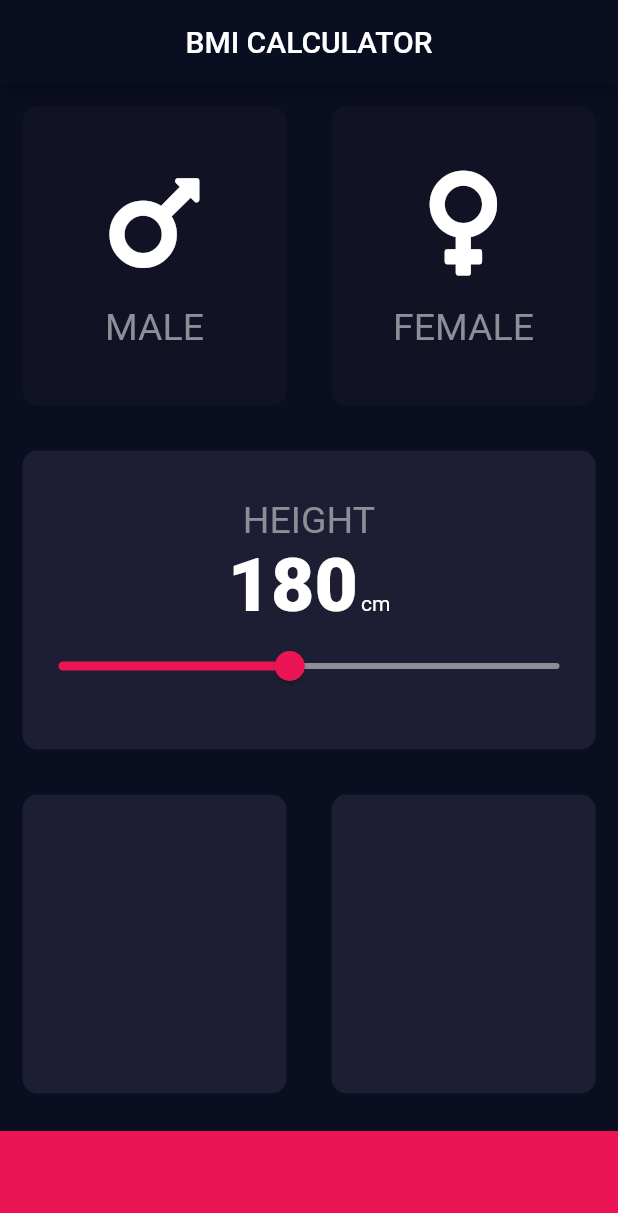
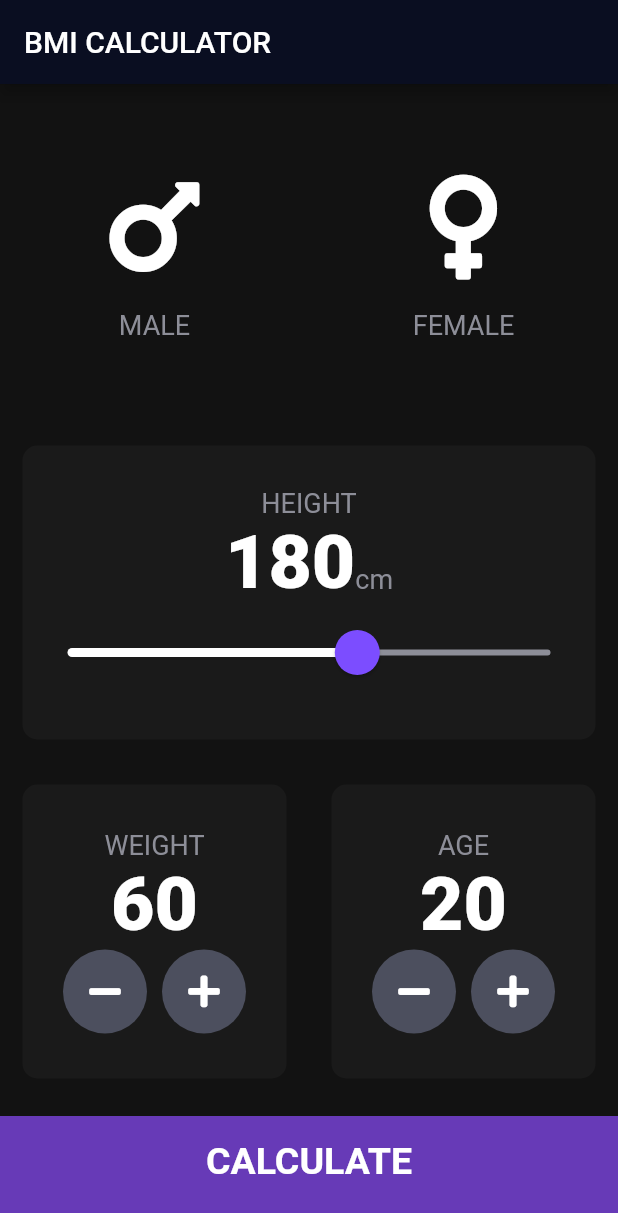
Before and after one commit to PruthviSooni/bmiCalculator, a Flutter app: the screen it shows after launch, on a phone screen of 412 x 824 dp. Shown: the top 1213 px of the screen. Run offline on Flutter 3.47's test engine with Material 2 defaults, Android fonts, the phone set to English and light mode, and no system bars; our stand-ins replace font_awesome_flutter.

Commit message:
Completed App

```diff
--- /dev/null
+++ b/lib/calculate-bmi.dart
@@ -0,0 +1,35 @@
+import 'dart:math';
+
+class CalculatorBrain {
+  CalculatorBrain({this.height, this.weight});
+
+  final int height;
+  final int weight;
+
+  double _bmi;
+
+  String calculateBMI() {
+    _bmi = weight / pow(height / 100, 2);
+    return _bmi.toStringAsFixed(1);
+  }
+
+  String getResult() {
+    if (_bmi >= 25) {
+      return 'Overweight';
+    } else if (_bmi > 18.5) {
+      return 'Normal';
+    } else {
+      return 'Underweight';
+    }
+  }
+
+  String getInterpretation() {
+    if (_bmi >= 25) {
+      return 'You have a higher than normal body weight. Try to exercise more.';
+    } else if (_bmi >= 18.5) {
+      return 'You have a normal body weight. Good job!';
+    } else {
+      return 'You have a lower than normal body weight. You can eat a bit more.';
+    }
+  }
+}
--- a/lib/constants.dart
+++ b/lib/constants.dart
@@ -1,14 +1,41 @@
 import 'package:flutter/material.dart';
 
-const kBottomContainerHeight = 70.00;
-const kBottomContainerColor = Color(0xFFeb1555);
-const kActiveCardColor = Color(0xFF1d1e33);
-const kInactiveCardColor = Color(0xFF111325);
-const kLabelStyle = TextStyle(
-  fontSize: 25,
-  color: Color(0xFF8d8e98),
+const kBottomContainerHeight = 80.0;
+const kActiveCardColour = Color(0xFF1a1a1a);
+const kInactiveCardColour = Color(0xFF121212);
+const kBottomContainerColour = Colors.deepPurple;
+
+const kLabelTextStyle = TextStyle(
+  fontSize: 18.0,
+  color: Color(0xFF8D8E98),
 );
-const kTextStyle = TextStyle(
-  fontSize: 50,
+
+const kNumberTextStyle = TextStyle(
+  fontSize: 50.0,
   fontWeight: FontWeight.w900,
 );
+
+const kLargeButtonTextStyle = TextStyle(
+  fontSize: 25.0,
+  fontWeight: FontWeight.bold,
+);
+
+const kTitleTextStyle = TextStyle(
+  fontSize: 50.0,
+  fontWeight: FontWeight.bold,
+);
+
+const kResultTextStyle = TextStyle(
+  color: Color(0xFF24D876),
+  fontSize: 22.0,
+  fontWeight: FontWeight.bold,
+);
+
+const kBMITextStyle = TextStyle(
+  fontSize: 100.0,
+  fontWeight: FontWeight.bold,
+);
+
+const kBodyTextStyle = TextStyle(
+  fontSize: 22.0,
+);
--- a/lib/main.dart
+++ b/lib/main.dart
@@ -13,11 +13,11 @@ class BMICalculator extends StatelessWidget {
       theme: ThemeData(
         brightness: Brightness.dark,
         primaryColor: Color(0xFF0A0E21),
-        scaffoldBackgroundColor: Color(0xFF0A0E21),
+        scaffoldBackgroundColor: Color(0xFF121212),
       ),
       darkTheme: ThemeData.dark().copyWith(
-        primaryColor: Color(0xFF0A0E21),
-        scaffoldBackgroundColor: Color(0xFF0A0E21),
+        primaryColor: Color(0xFF121212),
+        scaffoldBackgroundColor: Color(0xff121212),
       ),
       home: InputPage(),
     );
--- a/lib/screens/input-page.dart
+++ b/lib/screens/input-page.dart
@@ -1,9 +1,14 @@
 import 'package:bmi_calculator/constants.dart';
+import 'package:bmi_calculator/screens/result-page.dart';
+import 'package:bmi_calculator/widgets/bottom-button.dart';
 import 'package:bmi_calculator/widgets/icon_content.dart';
 import 'package:bmi_calculator/widgets/reusableCard.dart';
+import 'package:bmi_calculator/widgets/rounded-icons.dart';
 import 'package:flutter/cupertino.dart';
 import 'package:flutter/material.dart';
 import 'package:font_awesome_flutter/font_awesome_flutter.dart';
+
+import '../calculate-bmi.dart';
 
 enum Gender {
   male,
@@ -18,46 +23,98 @@ class InputPage extends StatefulWidget {
 class _InputPageState extends State<InputPage> {
   Gender selectedGender;
   int height = 180;
+  int weight = 60;
+  int age = 20;
+
   @override
   Widget build(BuildContext context) {
     return Scaffold(
       appBar: AppBar(
-        title: Text("BMI CALCULATOR"),
-        centerTitle: true,
+        title: Text('BMI CALCULATOR'),
       ),
       body: Column(
+        crossAxisAlignment: CrossAxisAlignment.stretch,
         children: <Widget>[
           Expanded(
               child: Row(
             children: <Widget>[
               Expanded(
                 child: ReusableCard(
-                    colour: selectedGender == Gender.male
-                        ? kActiveCardColor
-                        : kInactiveCardColor,
-                    cardChild: CardContent(
-                      title: "MALE",
-                      icon: FontAwesomeIcons.mars,
-                    ),
                   onTap: () {
                     setState(() {
                       selectedGender = Gender.male;
                     });
                   },
+                  colour: selectedGender == Gender.male
+                      ? kActiveCardColour
+                      : kInactiveCardColour,
+                  cardChild: CardContent(
+                    icon: FontAwesomeIcons.mars,
+                    title: 'MALE',
+                  ),
                 ),
               ),
               Expanded(
                 child: ReusableCard(
-                    colour: selectedGender == Gender.female
-                        ? kActiveCardColor
-                        : kInactiveCardColor,
-                    cardChild: CardContent(
-                      title: "FEMALE",
-                      icon: FontAwesomeIcons.venus,
-                    ),
                   onTap: () {
                     setState(() {
                       selectedGender = Gender.female;
+                    });
+                  },
+                  colour: selectedGender == Gender.female
+                      ? kActiveCardColour
+                      : kInactiveCardColour,
+                  cardChild: CardContent(
+                    icon: FontAwesomeIcons.venus,
+                    title: 'FEMALE',
+                  ),
+                    ),
+                  ),
+                ],
+              )),
+          Expanded(
+            child: ReusableCard(
+              colour: kActiveCardColour,
+              cardChild: Column(
+                mainAxisAlignment: MainAxisAlignment.center,
+                children: <Widget>[
+                  Text(
+                    'HEIGHT',
+                    style: kLabelTextStyle,
+                  ),
+                  Row(
+                    mainAxisAlignment: MainAxisAlignment.center,
+                    crossAxisAlignment: CrossAxisAlignment.baseline,
+                    textBaseline: TextBaseline.alphabetic,
+                    children: <Widget>[
+                      Text(
+                        height.toString(),
+                        style: kNumberTextStyle,
+                      ),
+                      Text(
+                        'cm',
+                        style: kLabelTextStyle,
+                      )
+                    ],
+                  ),
+                  SliderTheme(
+                    data: SliderTheme.of(context).copyWith(
+                      inactiveTrackColor: Color(0xFF8D8E98),
+                      activeTrackColor: Colors.white,
+                      thumbColor: Colors.deepPurpleAccent,
+                      overlayColor: Color(0x29EB2000),
+                      thumbShape:
+                      RoundSliderThumbShape(enabledThumbRadius: 15.0),
+                      overlayShape:
+                      RoundSliderOverlayShape(overlayRadius: 30.0),
+                    ),
+                    child: Slider(
+                      value: height.toDouble(),
+                      min: 120.0,
+                      max: 220.0,
+                      onChanged: (double newValue) {
+                        setState(() {
+                          height = newValue.round();
                         });
                       },
                     ),
@@ -65,47 +122,90 @@ class _InputPageState extends State<InputPage> {
                 ],
               ),
             ),
+          ),
           Expanded(
             child: Row(
               children: <Widget>[
                 Expanded(
                   child: ReusableCard(
-                    colour: kActiveCardColor,
+                    colour: kActiveCardColour,
                     cardChild: Column(
                       mainAxisAlignment: MainAxisAlignment.center,
                       children: <Widget>[
                         Text(
-                          "HEIGHT",
-                          style: kLabelStyle,
+                          'WEIGHT',
+                          style: kLabelTextStyle,
+                        ),
+                        Text(
+                          weight.toString(),
+                          style: kNumberTextStyle,
                         ),
                         Row(
-                          textBaseline: TextBaseline.alphabetic,
-                          crossAxisAlignment: CrossAxisAlignment.baseline,
                           mainAxisAlignment: MainAxisAlignment.center,
                           children: <Widget>[
-                            Text(height.toString(), style: kTextStyle),
+                            RoundIconButton(
+                                icon: FontAwesomeIcons.minus,
+                                onPressed: () {
+                                  setState(() {
+                                    weight--;
+                                  });
+                                }),
                             SizedBox(
-                              width: 2,
+                              width: 10.0,
                             ),
-                            Text(
-                              'cm',
+                            RoundIconButton(
+                              icon: FontAwesomeIcons.plus,
+                              onPressed: () {
+                                setState(() {
+                                  weight++;
+                                });
+                              },
                             ),
                           ],
                         ),
-                        Slider(
-                          value: height.toDouble(),
-                          min: 120,
-                          max: 250,
-                          activeColor: kBottomContainerColor,
-                          inactiveColor: Color(0xFF8d8e98),
-                          label: '$height.toDouble()',
-                          onChanged: (double newValue) {
-                            print('$newValue');
-                            setState(() {
-                              height = newValue.round();
-                            });
+                      ],
+                    ),
+                  ),
+                ),
+                Expanded(
+                  child: ReusableCard(
+                    colour: kActiveCardColour,
+                    cardChild: Column(
+                      mainAxisAlignment: MainAxisAlignment.center,
+                      children: <Widget>[
+                        Text(
+                          'AGE',
+                          style: kLabelTextStyle,
+                        ),
+                        Text(
+                          age.toString(),
+                          style: kNumberTextStyle,
+                        ),
+                        Row(
+                          mainAxisAlignment: MainAxisAlignment.center,
+                          children: <Widget>[
+                            RoundIconButton(
+                              icon: FontAwesomeIcons.minus,
+                              onPressed: () {
+                                setState(
+                                      () {
+                                    age--;
+                                  },
+                                );
                               },
                             ),
+                            SizedBox(
+                              width: 10.0,
+                            ),
+                            RoundIconButton(
+                                icon: FontAwesomeIcons.plus,
+                                onPressed: () {
+                                  setState(() {
+                                    age++;
+                                  });
+                                })
+                          ],
+                        )
                       ],
                     ),
                   ),
@@ -113,23 +213,24 @@ class _InputPageState extends State<InputPage> {
               ],
             ),
           ),
-          Expanded(
-            child: Row(
-              children: <Widget>[
-                Expanded(
-                  child: ReusableCard(colour: kActiveCardColor),
-                ),
-                Expanded(
-                  child: ReusableCard(colour: kActiveCardColor),
-                ),
-              ],
+          BottomButton(
+            buttonTitle: 'CALCULATE',
+            onTap: () {
+              CalculatorBrain calc =
+              CalculatorBrain(height: height, weight: weight);
+
+              Navigator.push(
+                context,
+                MaterialPageRoute(
+                  builder: (context) =>
+                      ResultsPage(
+                        bmiResult: calc.calculateBMI(),
+                        resultText: calc.getResult(),
+                        interpretation: calc.getInterpretation(),
                       ),
                 ),
-          Container(
-            margin: EdgeInsets.only(top: 10),
-            color: kBottomContainerColor,
-            height: kBottomContainerHeight,
-            width: MediaQuery.of(context).size.width,
+              );
+            },
           ),
         ],
       ),
--- /dev/null
+++ b/lib/widgets/bottom-button.dart
@@ -0,0 +1,29 @@
+import 'package:bmi_calculator/constants.dart';
+import 'package:flutter/material.dart';
+
+class BottomButton extends StatelessWidget {
+  BottomButton({@required this.onTap, @required this.buttonTitle});
+
+  final Function onTap;
+  final String buttonTitle;
+
+  @override
+  Widget build(BuildContext context) {
+    return GestureDetector(
+      onTap: onTap,
+      child: Container(
+        child: Center(
+          child: Text(
+            buttonTitle,
+            style: kLargeButtonTextStyle,
+          ),
+        ),
+        color: kBottomContainerColour,
+        margin: EdgeInsets.only(top: 10.0),
+        padding: EdgeInsets.only(bottom: 20.0),
+        width: double.infinity,
+        height: kBottomContainerHeight,
+      ),
+    );
+  }
+}
--- a/lib/widgets/icon_content.dart
+++ b/lib/widgets/icon_content.dart
@@ -21,7 +21,7 @@ class CardContent extends StatelessWidget {
         ),
         Text(
           title,
-          style: kLabelStyle,
+          style: kLabelTextStyle,
         ),
       ],
     );
--- /dev/null
+++ b/lib/widgets/rounded-icons.dart
@@ -0,0 +1,23 @@
+import 'package:flutter/material.dart';
+
+class RoundIconButton extends StatelessWidget {
+  RoundIconButton({@required this.icon, @required this.onPressed});
+
+  final IconData icon;
+  final Function onPressed;
+
+  @override
+  Widget build(BuildContext context) {
+    return RawMaterialButton(
+      elevation: 0.0,
+      child: Icon(icon),
+      onPressed: onPressed,
+      constraints: BoxConstraints.tightFor(
+        width: 56.0,
+        height: 56.0,
+      ),
+      shape: CircleBorder(),
+      fillColor: Color(0xFF4C4F5E),
+    );
+  }
+}
```
Also changed, not shown: lib/screens/result-page.dart (added, +71 -0 lines), 7 other files. Lines whose indentation alone changed are shown as unchanged.
